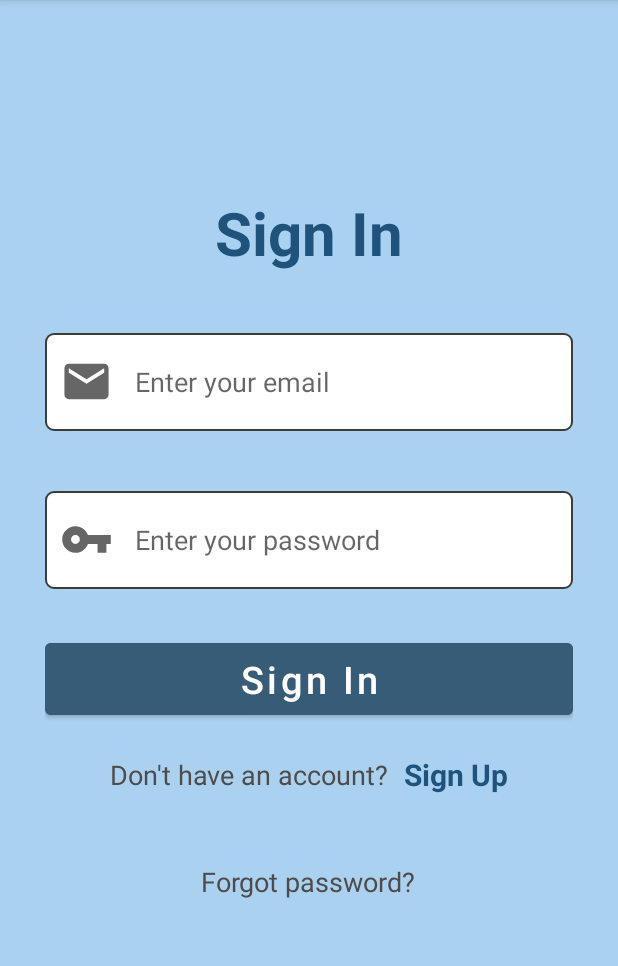
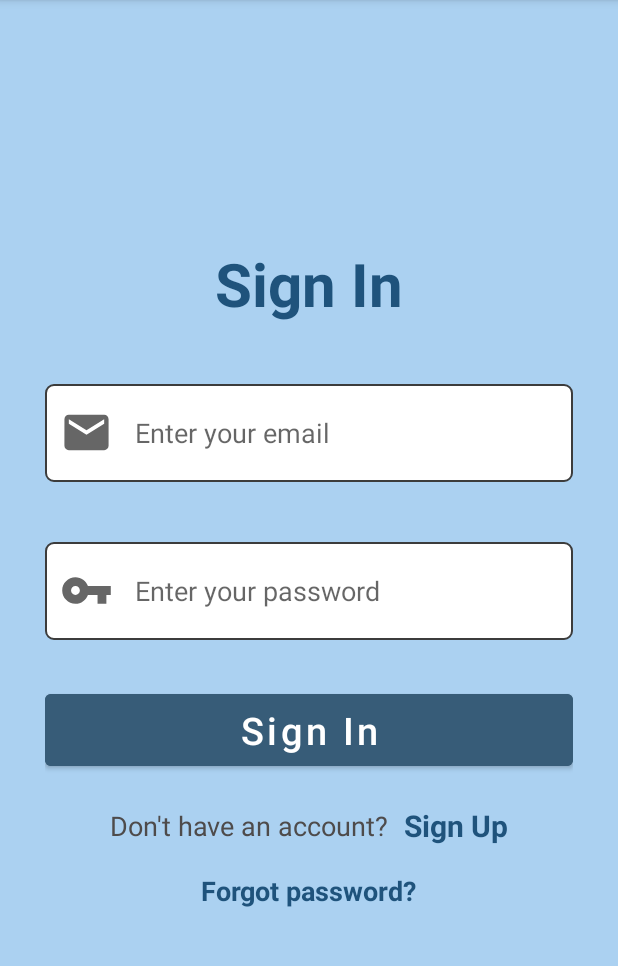
Before and after one commit to mangolithic/ChattingApp, an Android app: the screen it shows after launch (LoginActivity), on a phone screen of 412 x 824 dp, the part 84-1050 px from its top. Run offline under Robolectric (Android 15) with nearby library versions, the phone set to English and light mode, and no system bars; our stand-ins replace Firebase (no records; nobody signed in at launch, a user with empty details on screens opened directly).

Commit message:
Forgot password

```diff
--- a/app/build.gradle
+++ b/app/build.gradle
@@ -43,6 +43,8 @@ dependencies {
     implementation platform('com.google.firebase:firebase-bom:28.0.1')
     implementation 'com.google.firebase:firebase-firestore:23.0.0'
     implementation 'com.github.bumptech.glide:glide:4.12.0'
+    implementation 'org.jetbrains:annotations:15.0'
+    implementation 'org.jetbrains:annotations:15.0'
     testImplementation 'junit:junit:4.13.2'
     androidTestImplementation 'androidx.test.ext:junit:1.1.2'
     androidTestImplementation 'androidx.test.espresso:espresso-core:3.3.0'
--- a/app/src/main/java/com/example/chattingapp/LoginActivity.java
+++ b/app/src/main/java/com/example/chattingapp/LoginActivity.java
@@ -58,6 +58,15 @@ public class LoginActivity extends AppCompatActivity{
 
         auth = FirebaseAuth.getInstance();
 
+        //Forgot password
+        ForgotPassword.setOnClickListener(new View.OnClickListener() {
+            @Override
+            public void onClick(View v) {
+                Intent passIntent = new Intent(LoginActivity.this, ForgotPasswordActivity.class);
+                startActivity(passIntent);
+            }
+        });
+
         //Sign up
         SignUp.setOnClickListener(new View.OnClickListener() {
             @Override
--- a/app/src/main/res/layout/activity_login.xml
+++ b/app/src/main/res/layout/activity_login.xml
@@ -90,7 +90,7 @@
         android:layout_width="wrap_content"
         android:layout_height="wrap_content"
         android:layout_marginTop="20dp"
-        android:layout_marginBottom="40dp"
+        android:layout_marginBottom="5dp"
         android:gravity="center"
         android:orientation="horizontal">
 
@@ -116,18 +116,20 @@
     <LinearLayout
         android:layout_width="wrap_content"
         android:layout_height="wrap_content"
-        android:layout_marginTop="5dp"
-        android:layout_marginBottom="40dp"
+        android:layout_marginTop="2dp"
+        android:layout_marginBottom="10dp"
         android:gravity="center"
         android:orientation="horizontal">
 
-        <TextView
-            android:id="@+id/forgotpassword"
-            android:layout_width="wrap_content"
-            android:layout_height="wrap_content"
-            android:text="@string/forgot_password"
-            android:textColor="#4E4B4B"
-            android:textSize="18sp" />
     </LinearLayout>
 
+    <TextView
+        android:id="@+id/forgotpassword"
+        android:layout_width="wrap_content"
+        android:layout_height="wrap_content"
+        android:text="@string/forgot_password"
+        android:textColor="#1F537C"
+        android:textSize="18sp"
+        android:textStyle="bold"/>
+
 </LinearLayout>
--- a/app/src/main/res/values/strings.xml
+++ b/app/src/main/res/values/strings.xml
@@ -15,4 +15,7 @@
     <string name="hello_blank_fragment">Hello blank fragment</string>
     <string name="dont_have_an_account">Don\'t have an account?</string>
     <string name="forgot_password">Forgot password?</string>
+    <string name="reset_inst">A link will be sent to your email to reset password. Please check your email.</string>
+    <string name="reset_password">Reset Password</string>
+    <string name="send">Send</string>
 </resources>
```
Also changed, not shown: app/src/main/AndroidManifest.xml (+7 -6 lines).
